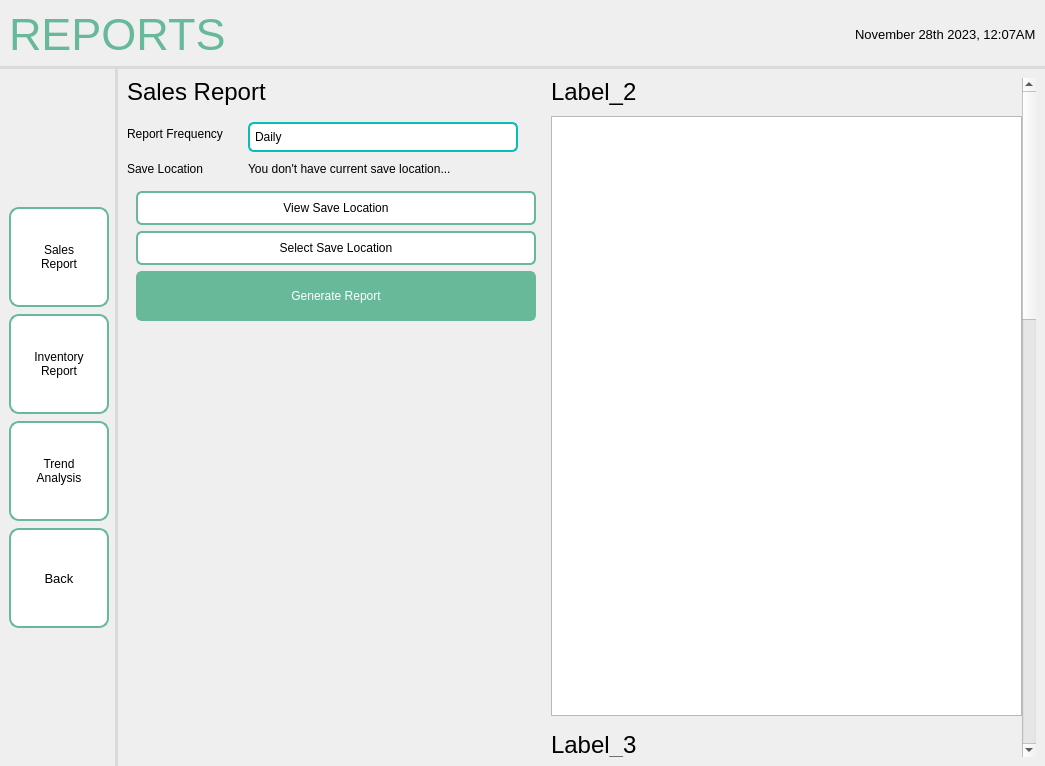
This is screens/ui/admin_ui/admin_reports/report_sales.ui in sehae/POS-with-Inventory-System as Qt 5 draws it before an edit. The edited form follows.
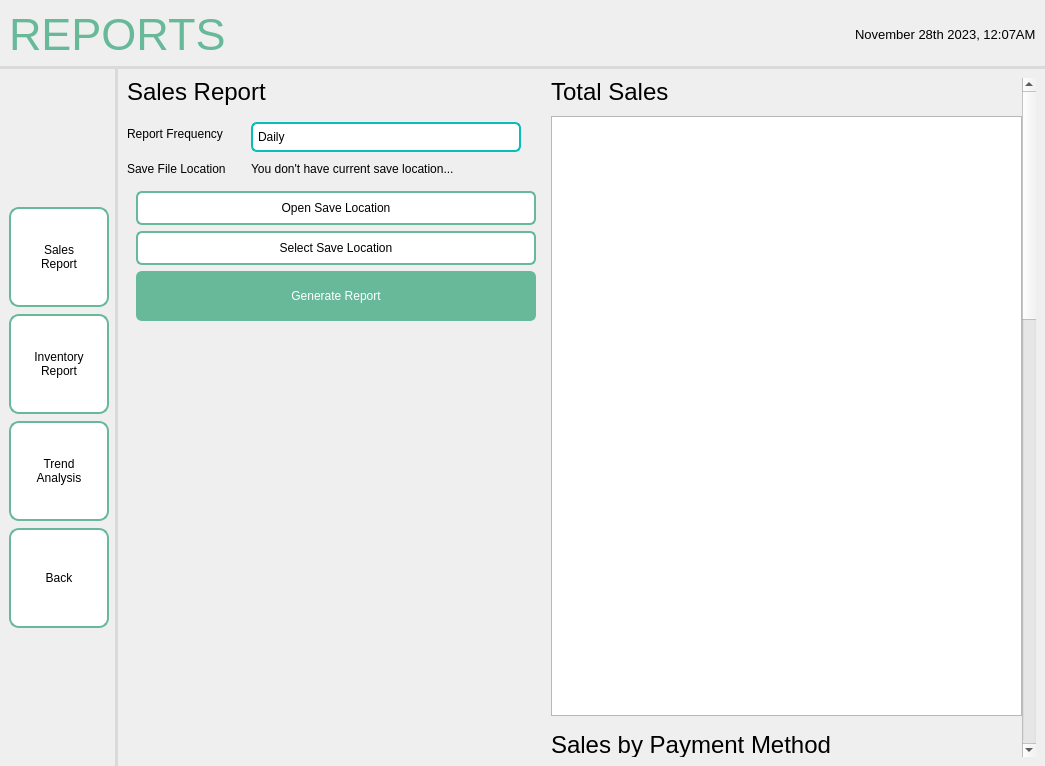
This is the edited form. Icons and pictures are not drawn.

Commit message: Sales Report Almost Done

What changed in the file:
```diff
--- a/screens/ui/admin_ui/admin_reports/report_sales.ui
+++ b/screens/ui/admin_ui/admin_reports/report_sales.ui
@@ -230,7 +230,7 @@
             </property>
             <property name="font">
              <font>
-              <pointsize>10</pointsize>
+              <pointsize>9</pointsize>
              </font>
             </property>
             <property name="styleSheet">
@@ -473,7 +473,7 @@
                 <item row="1" column="0">
                  <widget class="QLabel" name="filelocLBL">
                   <property name="text">
-                   <string>Save Location</string>
+                   <string>Save File Location</string>
                   </property>
                  </widget>
                 </item>
@@ -523,7 +523,7 @@
 }</string>
                   </property>
                   <property name="text">
-                   <string>View Save Location</string>
+                   <string>Open Save Location</string>
                   </property>
                  </widget>
                 </item>
@@ -704,7 +704,7 @@
                     </font>
                    </property>
                    <property name="text">
-                    <string>Label_2</string>
+                    <string>Total Sales</string>
                    </property>
                   </widget>
                  </item>
@@ -756,7 +756,7 @@
                     </font>
                    </property>
                    <property name="text">
-                    <string>Label_3</string>
+                    <string>Sales by Payment Method</string>
                    </property>
                   </widget>
                  </item>
```
Left out of the diff: 8 changed lines with no effect on the pictures. The commit also changes 9 other files.
